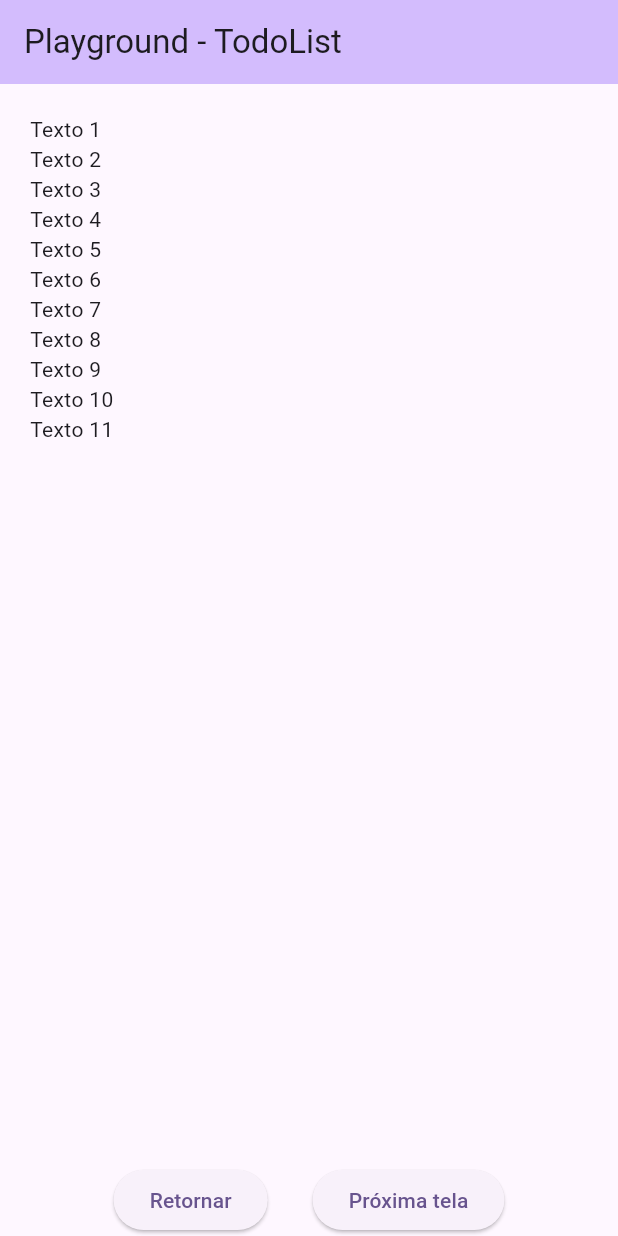
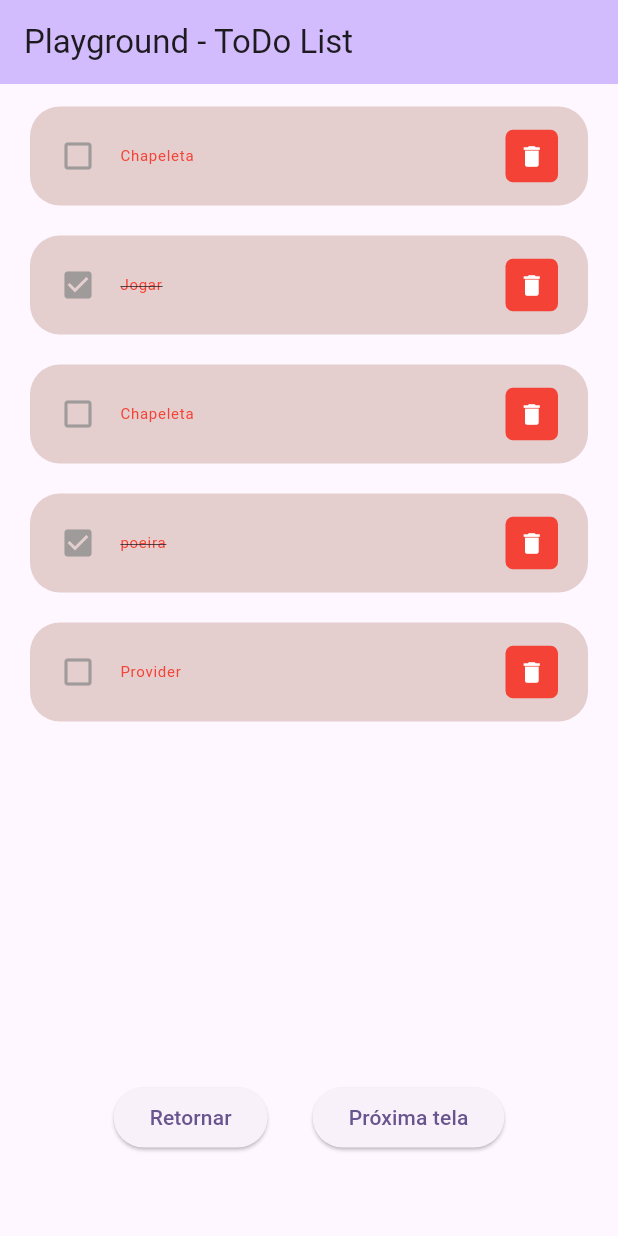
Before and after one commit to LS-F/EstudosFlutter, a Flutter app: the todoList screen opened directly, on a phone screen of 412 x 824 dp. Run offline on Flutter 3.47's test engine with Material 3 defaults, Android fonts, the phone set to English and light mode, and no system bars; our stand-ins replace mask_text_input_formatter.

Commit message:
Ajustes de pastas. E tentando criar um todo list, com base no video de um indiano

```diff
--- a/lib/main.dart
+++ b/lib/main.dart
@@ -1,6 +1,6 @@
 import 'package:flutter/material.dart';
-import 'package:playgroundflutter/class/testes.dart';
-import 'package:playgroundflutter/screens/ImageSize.dart';
+import 'package:playgroundflutter/model/testes.dart';
+import 'package:playgroundflutter/widgets/ImageSize.dart';
 
 void main() {
   runApp(const PlayGround());
@@ -52,7 +52,8 @@ class _MyHomePageState extends State<MyHomePage> {
         title: Text(widget.title),
       ),
       body: Center(
-        child: Column(
+        child: Padding(padding: EdgeInsets.all(2.0),
+          child: Column(
           mainAxisAlignment: MainAxisAlignment.center,
           children: <Widget>[
             Row(
@@ -231,6 +232,7 @@ class _MyHomePageState extends State<MyHomePage> {
           ],
         ),
       ),
+    ),
     );
   }
 }
--- /dev/null
+++ b/lib/model/todo_atividade.dart
@@ -0,0 +1,27 @@
+class TodoAtividade {
+
+  String? id;
+  String? atividade;
+  bool concluido;
+
+ TodoAtividade({
+  required this.id,
+  required this.atividade,
+  this.concluido = false
+
+  }
+ );
+
+  static List<TodoAtividade> todoList(){
+
+    return[
+      TodoAtividade(id: '1', atividade: 'Chapeleta'),
+      TodoAtividade(id: '2', atividade: 'Jogar', concluido: true),
+      TodoAtividade(id: '3', atividade: 'Chapeleta'),
+      TodoAtividade(id: '4', atividade: 'poeira', concluido: true),
+      TodoAtividade(id: '5', atividade: 'Provider'),
+    ];
+
+  }
+
+}
--- a/lib/screens/todo_list.dart
+++ /dev/null
@@ -1,72 +0,0 @@
-import 'package:flutter/material.dart';
-import 'package:playgroundflutter/screens/validador_cpf.dart';
-
-class todoList extends StatefulWidget {
-  const todoList({super.key});
-
-  @override
-  State<todoList> createState() => _todoListState();
-}
-
-class _todoListState extends State<todoList> {
-  @override
-  Widget build(BuildContext context) {
-    return Scaffold(
-      appBar: AppBar(
-          title: const Text("Playground - TodoList"),
-          automaticallyImplyLeading: false,
-          backgroundColor: Theme.of(context).colorScheme.inversePrimary),
-      body: Center(
-        child:Column(
-          mainAxisAlignment: MainAxisAlignment.center,
-          children: [
-           Expanded(
-            child:  ListView(
-              scrollDirection: Axis.vertical,
-              padding: const EdgeInsets.all(20.0),
-              children: [
-                Text("Texto 1"),
-                Text("Texto 2"),
-                Text("Texto 3"),
-                Text("Texto 4"),
-                Text("Texto 5"),
-                Text("Texto 6"),
-                Text("Texto 7"),
-                Text("Texto 8"),
-                Text("Texto 9"),
-                Text("Texto 10"),
-                Text("Texto 11"),
-              ],
-            ),
-           ),
-            SizedBox(
-              height:20 ,
-            ),
-            Row(
-              mainAxisAlignment: MainAxisAlignment.center,
-              children: [
-                ElevatedButton(
-                child: Text("Retornar"),
-                onPressed: (){
-                  Navigator.pop(
-                    context,
-                    MaterialPageRoute(builder: (context) => const ValidadorCpf()));
-                },
-                ),
-                SizedBox(
-                  width: 30,
-                ),
-                ElevatedButton(
-                child: Text("Próxima tela"),
-                onPressed: (){
-
-                },
-                )
-              ],
-            )
-          ],
-        ),
-      ),
-    );
-  }
-}
--- a/lib/screens/ImageSize.dart
+++ b/lib/widgets/ImageSize.dart
@@ -1,6 +1,6 @@
 import 'package:flutter/material.dart';
 import 'package:playgroundflutter/main.dart';
-import 'package:playgroundflutter/screens/validador_cpf.dart';
+import 'package:playgroundflutter/widgets/validador_cpf.dart';
 // import 'dart:convert' as convert;
 // import 'package:http/http.dart' as http;
 
@@ -15,20 +15,18 @@ class _ImageSizeState extends State<ImageSize> {
   var _altura = 100.0;
   var _lagura = 100.0;
 
-  void incrementar(){
+  void incrementar() {
     setState(() {
-       _altura+= 10;
-       _lagura+= 10;
+      _altura += 10;
+      _lagura += 10;
     });
-
   }
 
-  void decrementar(){
+  void decrementar() {
     setState(() {
-          _altura-= 10;
-          _lagura-= 10;
+      _altura -= 10;
+      _lagura -= 10;
     });
-
   }
 
   @override
@@ -46,16 +44,15 @@ class _ImageSizeState extends State<ImageSize> {
                 width: 300,
                 height: 250,
                 child: Center(
-                child:Image.asset('lib/assets/images/dog_nerd.png',
-                  height:_altura ,
-                  width: _lagura ),
-              )
-
-            ),
+                  child: Image.asset('lib/assets/images/dog_nerd.png',
+                      height: _altura, width: _lagura),
+                )),
             const SizedBox(
               height: 100,
             ),
-            Row(
+            Padding(
+              padding: const EdgeInsets.all(2.0),
+              child: Row(
                 mainAxisAlignment: MainAxisAlignment.center,
                 children: [
                   ElevatedButton.icon(
@@ -63,7 +60,9 @@ class _ImageSizeState extends State<ImageSize> {
                       decrementar();
                     },
                     icon: const Icon(Icons.remove),
-                    label: const Text('Diminuir Imagem'),
+                    label: const Text(
+                      'Zoom'
+                    ),
                   ),
                   const SizedBox(
                     width: 20,
@@ -73,15 +72,16 @@ class _ImageSizeState extends State<ImageSize> {
                       incrementar();
                     },
                     icon: const Icon(Icons.add),
-                    label: const Text('Aumentar Imagem'),
+                    label: const Text(
+                      'Zoom'
+                    ),
                   ),
                 ],
               ),
-
+            ),
             const SizedBox(
               height: 45,
             ),
-
             Row(
               mainAxisAlignment: MainAxisAlignment.center,
               children: [
@@ -103,7 +103,8 @@ class _ImageSizeState extends State<ImageSize> {
                   onPressed: () {
                     Navigator.push(
                       context,
-                    MaterialPageRoute(builder: (context) => const ValidadorCpf()),
+                      MaterialPageRoute(
+                          builder: (context) => const ValidadorCpf()),
                     );
                   },
                 ),
--- /dev/null
+++ b/lib/widgets/todo_item.dart
@@ -0,0 +1,45 @@
+import 'package:flutter/material.dart';
+import 'package:playgroundflutter/model/todo_atividade.dart';
+
+class TodoItem extends StatelessWidget {
+  final TodoAtividade atividades;
+  const TodoItem({super.key, required this.atividades});
+
+  @override
+  Widget build(BuildContext context) {
+    return Container(
+      margin: EdgeInsets.only(bottom: 20),
+      child: ListTile(
+        onTap: (){
+          print('Apertou no icone');
+        },
+        shape:RoundedRectangleBorder(borderRadius: BorderRadius.circular(20)),
+        contentPadding: EdgeInsets.symmetric(vertical: 5,horizontal: 20),
+        tileColor: const Color.fromARGB(255, 228, 206, 206),
+        leading: Icon(
+          atividades.concluido? Icons.check_box:Icons.check_box_outline_blank,color: const Color.fromARGB(255, 160, 155, 155),),
+        title: Text(atividades.atividade!,
+          style:TextStyle(fontSize: 10,color: Colors.red,
+          decoration: atividades.concluido? TextDecoration.lineThrough: null),),
+        trailing: Container(
+          padding: EdgeInsets.all(0),
+          width: 35,
+          height: 35,
+          decoration: BoxDecoration(
+            color: Colors.red,
+            borderRadius: BorderRadius.circular(5)
+          ),
+          child: IconButton(
+            color: Colors.white,
+            iconSize: 18,
+            icon: Icon(Icons.delete),
+            onPressed: (){
+              print('Apertou no botão');
+            },
+          ),
+        ),
+
+      ),
+    );
+  }
+}
--- /dev/null
+++ b/lib/widgets/todo_list.dart
@@ -0,0 +1,83 @@
+import 'package:flutter/material.dart';
+import 'package:playgroundflutter/widgets/validador_cpf.dart';
+import 'package:playgroundflutter/widgets/todo_item.dart';
+import 'package:playgroundflutter/model/todo_atividade.dart';
+
+class todoList extends StatefulWidget {
+  const todoList({super.key});
+
+  @override
+  State<todoList> createState() => _todoListState();
+}
+
+class _todoListState extends State<todoList> {
+
+  final listaDeAtividades = TodoAtividade.todoList();
+
+  @override
+  Widget build(BuildContext context) {
+    return Scaffold(
+      appBar: AppBar(
+          title: const Text("Playground - ToDo List"),
+          automaticallyImplyLeading: false,
+          backgroundColor: Theme.of(context).colorScheme.inversePrimary),
+      body: Stack(
+        children: [
+          Container(
+            padding: EdgeInsets.symmetric(horizontal: 20, vertical: 15),
+            child: Column(
+              mainAxisAlignment: MainAxisAlignment.start,
+              children: [
+                Expanded(
+                  flex: 2,
+                  child: ListView(
+                    children: [
+                      for( TodoAtividade atividade in listaDeAtividades )
+                      TodoItem(atividades: atividade)
+                    ],
+                  ),
+                ),
+                SizedBox(
+                  height: 20,
+                ),
+                Row(
+                  mainAxisAlignment: MainAxisAlignment.center,
+                  children: [
+                    ElevatedButton(
+                      child: Text("Retornar"),
+                      onPressed: () {
+                        Navigator.pop(context,MaterialPageRoute(builder: (context) => const ValidadorCpf()));
+                      },
+                    ),
+                    SizedBox(
+                      width: 30,
+                    ),
+                    ElevatedButton(
+                      child: Text("Próxima tela"),
+                      onPressed: () {},
+                    )
+                  ],
+                ),
+                SizedBox(
+                  height: 40,
+                ),
+              ],
+            ),
+          ),
+          Align(
+            alignment: Alignment.bottomCenter,
+            child: Row(
+              children: [
+              Container(
+                decoration: BoxDecoration(
+                  color: Colors.pink
+                ),
+              ),
+              ],
+            )
+          )
+        ],
+      ),
+    );
+  }
+}
--- a/lib/screens/validador_cpf.dart
+++ b/lib/widgets/validador_cpf.dart
@@ -1,8 +1,8 @@
 import 'package:flutter/material.dart';
-import 'package:playgroundflutter/alerts/AlertDialog1.dart';
-import 'package:playgroundflutter/screens/ImageSize.dart';
+import 'package:playgroundflutter/model/AlertDialog1.dart';
+import 'package:playgroundflutter/widgets/ImageSize.dart';
 import 'package:mask_text_input_formatter/mask_text_input_formatter.dart';
-import 'package:playgroundflutter/screens/todo_list.dart';
+import 'package:playgroundflutter/widgets/todo_list.dart';
 
 class ValidadorCpf extends StatefulWidget {
   const ValidadorCpf({super.key});
@@ -75,20 +75,25 @@ class _ValidadorCpfState extends State<ValidadorCpf> {
           backgroundColor: Theme.of(context).colorScheme.inversePrimary),
       body: Center(
         child: Padding(
-          padding: const EdgeInsets.all(16.0),
+          padding: const EdgeInsets.all(6.0),
           child: Form(
           key: _formKey,
             child:
-                Column(mainAxisAlignment: MainAxisAlignment.center, children: [
-              TextFormField(
+                Column(mainAxisAlignment: MainAxisAlignment.center,
+                children: [
+                  SizedBox(
+                    width: 250,
+                    child:TextFormField(
                 controller: _cpf,
                 autovalidateMode: AutovalidateMode.onUserInteraction,
                 inputFormatters: [cpfFormatter],
                 decoration: InputDecoration(
                 border: OutlineInputBorder(), labelText: "Digite o CPF"),
               ),
+               ),
+
               SizedBox(
-                height: 20,
+                height: 30,
               ),
               ElevatedButton(
                   child: const Text("Valida CPF"),
```
Also changed, not shown: lib/model/AlertDialog1.dart (renamed from lib/alerts/AlertDialog1.dart), lib/model/testes.dart (renamed from lib/class/testes.dart). Lines whose indentation alone changed are shown as unchanged.
